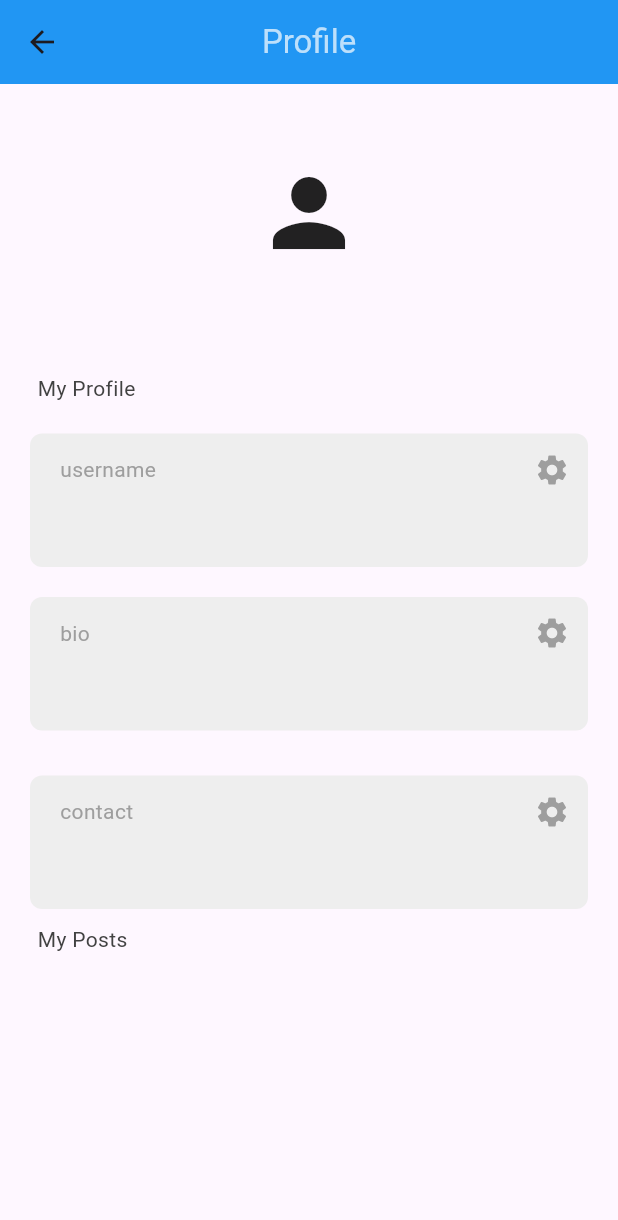
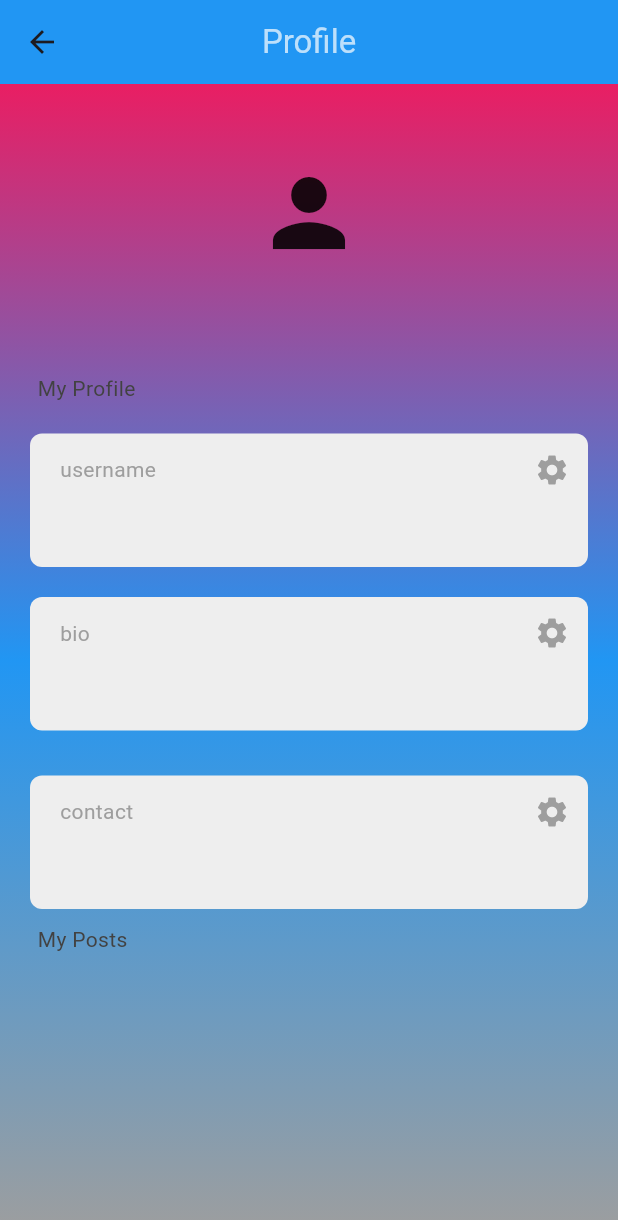
Before and after one commit to krishna23035/socialmedia_project4, a Flutter app: the ProfilePage screen opened directly, on a phone screen of 412 x 824 dp. Shown: the top 1220 px of the screen. Run offline on Flutter 3.47's test engine with Material 3 defaults, Android fonts, the phone set to English and light mode, and no system bars; our stand-ins replace cloud_firestore, firebase_auth, firebase_core, google_nav_bar; accounts and stored records are empty.

```diff
--- a/lib/component/feed_post.dart
+++ b/lib/component/feed_post.dart
@@ -5,7 +5,7 @@ import 'package:flutter/material.dart';
 
 import '../helper/helper_method.dart';
 import 'comment_button.dart';
-import 'like_button.dart';
+import '../widget/like_button.dart';
 
 class FeedPost extends StatefulWidget {
   final String user;
@@ -271,7 +271,7 @@ class _FeedPostState extends State<FeedPost> {
                     }).toList(),
                   ),
                 );
-              })
+              }),
         ],
       ),
     );
--- a/lib/pages/Login_page.dart
+++ b/lib/pages/Login_page.dart
@@ -3,8 +3,8 @@ import 'package:flutter/material.dart';
 import 'package:flutter/widgets.dart';
 import 'package:firebase_auth/firebase_auth.dart';
 
-import 'package:socialmedia_project4/component/button.dart';
-import 'package:socialmedia_project4/component/text_field.dart';
+import 'package:socialmedia_project4/widget/button.dart';
+import 'package:socialmedia_project4/textfield/text_field.dart';
 
 class LoginPage extends StatefulWidget {
   final Function()? onTap;
--- a/lib/pages/profilePage.dart
+++ b/lib/pages/profilePage.dart
@@ -4,7 +4,7 @@ import 'package:flutter/material.dart';
 import 'package:flutter/widgets.dart';
 import 'package:google_nav_bar/google_nav_bar.dart';
 
-import '../component/textbox.dart';
+import '../widget/textbox.dart';
 import 'homepage.dart';
 
 class ProfilePage extends StatefulWidget {
@@ -77,8 +77,8 @@ class _ProfilePageState extends State<ProfilePage> {
         backgroundColor: Colors.blue,
         leading: IconButton(
           // Use 'leading' property instead of 'actions'
-            onPressed: () => Navigator.of(context).push(
-                MaterialPageRoute(builder: (context) => const HomePage())),
+          onPressed: () => Navigator.of(context)
+              .push(MaterialPageRoute(builder: (context) => const HomePage())),
           icon: Icon(Icons.arrow_back),
         ),
         title: const Text(
@@ -88,7 +88,16 @@ class _ProfilePageState extends State<ProfilePage> {
       ),
 
       //  backgroundColor: Colors.grey.shade300,
-        body: StreamBuilder<DocumentSnapshot>(
+      body: Container(
+        decoration: const BoxDecoration(
+          gradient: LinearGradient(
+            begin: Alignment.topCenter,
+            end: Alignment.bottomCenter,
+            colors: [Colors.pink, Colors.blue, Colors.grey],
+            stops: [0.0, 0.5, 1.0], // Adjust color stops as needed
+          ),
+        ),
+        child: StreamBuilder<DocumentSnapshot>(
           stream: FirebaseFirestore.instance
               .collection("Users")
               .doc(currentUser.email)
@@ -98,9 +107,7 @@ class _ProfilePageState extends State<ProfilePage> {
               final userData = snapshot.data!.data() as Map<String, dynamic>;
               return ListView(
                 children: [
-                  const SizedBox(
-                    height: 50,
-                  ),
+                  const SizedBox(height: 50),
                   const Icon(
                     Icons.person,
                     size: 72,
@@ -110,9 +117,7 @@ class _ProfilePageState extends State<ProfilePage> {
                     textAlign: TextAlign.center,
                     style: TextStyle(color: Colors.grey.shade700),
                   ),
-                  const SizedBox(
-                    height: 50,
-                  ),
+                  const SizedBox(height: 50),
                   Padding(
                     padding: const EdgeInsets.only(left: 25.0),
                     child: Text(
@@ -125,25 +130,24 @@ class _ProfilePageState extends State<ProfilePage> {
                     sectionName: 'username',
                     onPressed: () {
                       editFeild('username');
-                      }),
+                    },
+                  ),
                   MyTextBox(
                     text: userData['bio'],
                     sectionName: 'bio',
                     onPressed: () {
                       editFeild('bio');
-                      }),
-                  const SizedBox(
-                    height: 10,
+                    },
                   ),
+                  const SizedBox(height: 10),
                   MyTextBox(
                     text: userData['contact'].toString(),
                     sectionName: 'contact',
                     onPressed: () {
                       editFeild('contact');
-                      }),
-                  const SizedBox(
-                    height: 10,
+                    },
                   ),
+                  const SizedBox(height: 10),
                   Padding(
                     padding: const EdgeInsets.only(left: 25.0),
                     child: Text(
@@ -162,6 +166,8 @@ class _ProfilePageState extends State<ProfilePage> {
               child: CircularProgressIndicator(),
             );
           },
-        ));
+        ),
+      ),
+    );
   }
 }
--- a/lib/pages/register_page.dart
+++ b/lib/pages/register_page.dart
@@ -1,8 +1,8 @@
 import 'package:cloud_firestore/cloud_firestore.dart';
 import 'package:firebase_auth/firebase_auth.dart';
 import 'package:flutter/material.dart';
-import '../component/button.dart';
-import '../component/text_field.dart';
+import '../widget/button.dart';
+import '../textfield/text_field.dart';
 
 class RegisterPage extends StatefulWidget {
   final Function()? onTap;
```
Also changed, not shown: lib/pages/homepage.dart (+14 -4 lines), lib/pages/profilePagenew.dart (deleted, +0 -176 lines), lib/textfield/text_field.dart (renamed from lib/component/text_field.dart), lib/textfield/textfield.dart (renamed from lib/component/textfield.dart), lib/widget/button.dart (renamed from lib/component/button.dart), lib/widget/drawer.dart (renamed from lib/component/drawer.dart), lib/widget/like_button.dart (renamed from lib/component/like_button.dart), lib/widget/my_drawer.dart (renamed from lib/component/my_drawer.dart), lib/widget/textbox.dart (renamed from lib/component/textbox.dart). Lines whose indentation alone changed are shown as unchanged.
